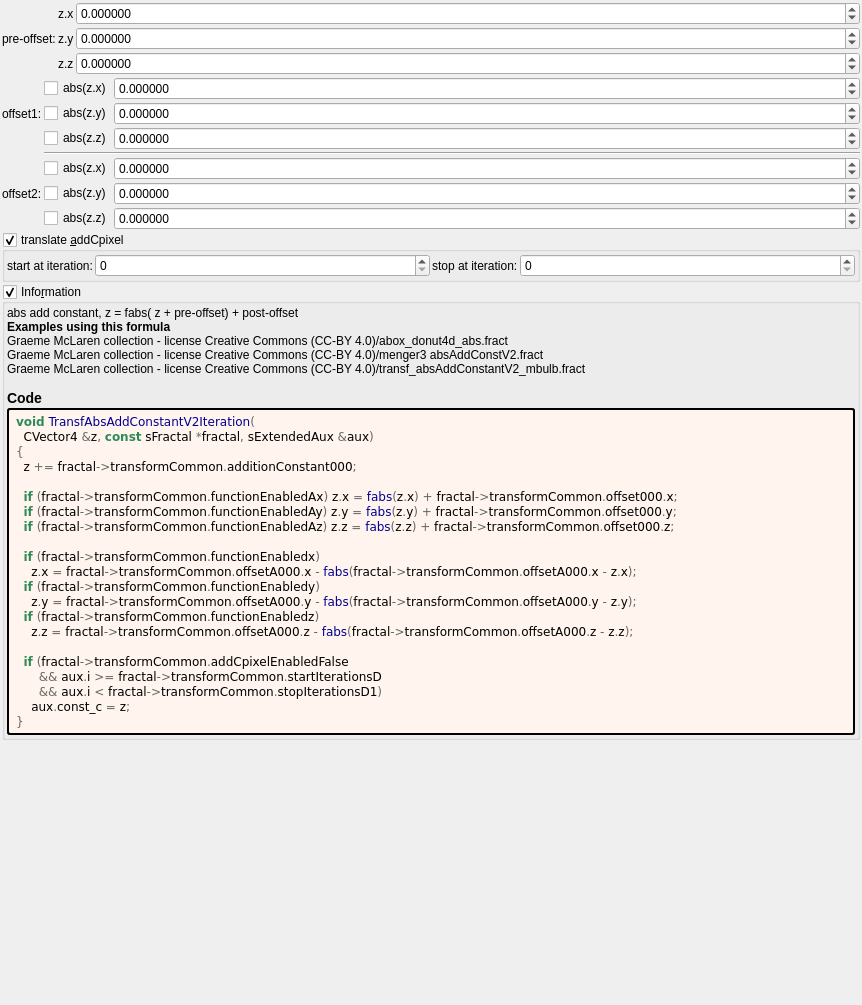
This is mandelbulber2/deploy/share/mandelbulber2/formula/ui/transf_abs_add_constant_v2.ui in irinox-ctrl/mandelbulber2 as Qt 5 draws it before an edit. The edited form follows.
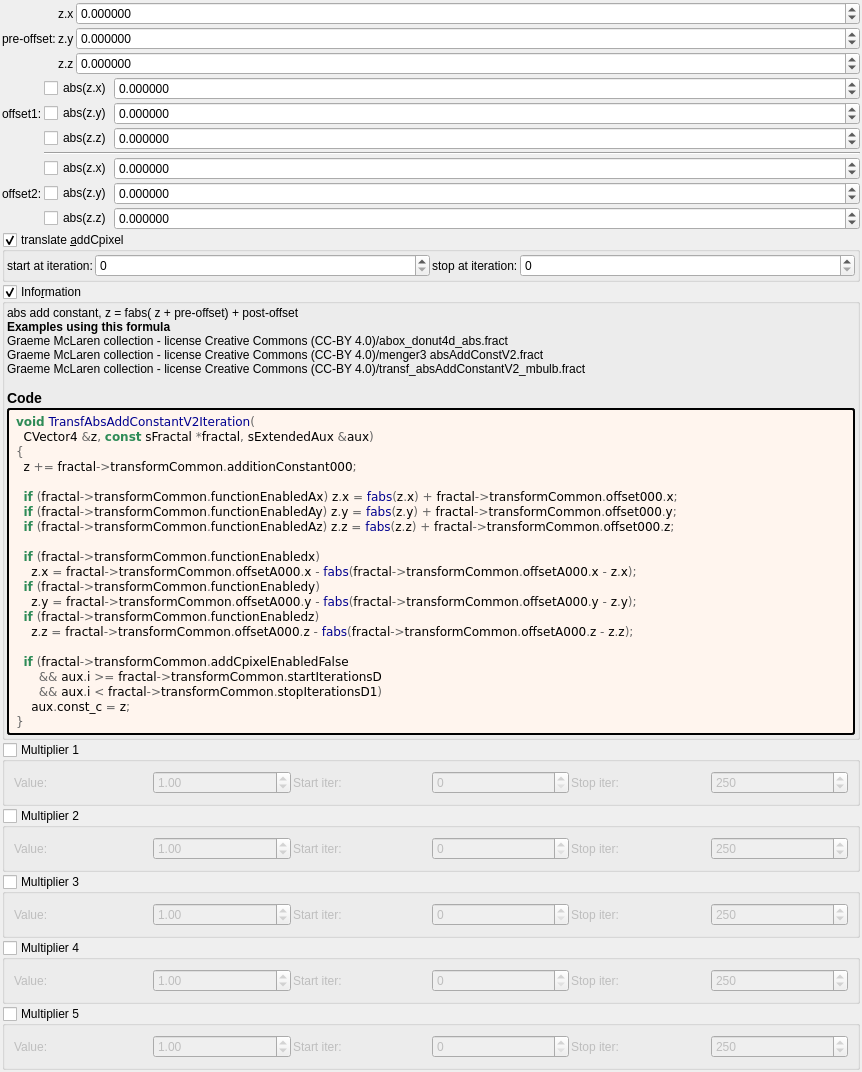
This is the edited form. Custom widgets are drawn as their Qt base class.

Commit message:
feat: add 5 general-purpose multipliers to all 1007 fractal formulas
Each multiplier has:
- Checkbox (OFF by default)
- Value spinbox (default 1.0, range -100 to 100)
- Iteration start/stop range

Logic: z *= value; DE *= |value|;

Uses existing transformCommon parameters:
- Checkboxes: functionEnabledBx/By/Bz/Bw/CzFalse
- Values: scale4/5/6/8/16
- Ranges: startIterationsB-F/stopIterationsB-F

Modified 1007 .cpp (CPU), 1006 .cl (GPU), 1023 .ui files.
Both source (formula/) and deploy (deploy/share/) copies updated.

```diff
--- a/mandelbulber2/deploy/share/mandelbulber2/formula/ui/transf_abs_add_constant_v2.ui
+++ b/mandelbulber2/deploy/share/mandelbulber2/formula/ui/transf_abs_add_constant_v2.ui
@@ -544,6 +544,192 @@
      </layout>
     </widget>
    </item>
+   <item>
+    <widget class="MyGroupBox" name="groupCheck_transf_function_enabledBx_false">
+     <property name="title"><string>Multiplier 1</string></property>
+     <property name="checkable"><bool>true</bool></property>
+     <property name="checked"><bool>false</bool></property>
+     <layout class="QGridLayout" name="gridLayout_mult1">
+      <property name="spacing"><number>2</number></property>
+      <item row="0" column="0">
+       <widget class="QLabel"><property name="text"><string>Value:</string></property></widget>
+      </item>
+      <item row="0" column="1">
+       <widget class="MyDoubleSpinBox" name="spinbox_transf_scale_4">
+        <property name="minimum"><double>-100.0</double></property><property name="maximum"><double>100.0</double></property>
+        <property name="singleStep"><double>0.01</double></property><property name="value"><double>1.0</double></property>
+       </widget>
+      </item>
+      <item row="0" column="2">
+       <widget class="QLabel"><property name="text"><string>Start iter:</string></property></widget>
+      </item>
+      <item row="0" column="3">
+       <widget class="MySpinBox" name="spinboxInt_transf_start_iterations_B">
+        <property name="minimum"><number>0</number></property><property name="maximum"><number>10000</number></property>
+        <property name="value"><number>0</number></property>
+       </widget>
+      </item>
+      <item row="0" column="4">
+       <widget class="QLabel"><property name="text"><string>Stop iter:</string></property></widget>
+      </item>
+      <item row="0" column="5">
+       <widget class="MySpinBox" name="spinboxInt_transf_stop_iterations_B">
+        <property name="minimum"><number>0</number></property><property name="maximum"><number>10000</number></property>
+        <property name="value"><number>250</number></property>
+       </widget>
+      </item>
+     </layout>
+    </widget>
+   </item>
+   <item>
+    <widget class="MyGroupBox" name="groupCheck_transf_function_enabledBy_false">
+     <property name="title"><string>Multiplier 2</string></property>
+     <property name="checkable"><bool>true</bool></property>
+     <property name="checked"><bool>false</bool></property>
+     <layout class="QGridLayout" name="gridLayout_mult2">
+      <property name="spacing"><number>2</number></property>
+      <item row="0" column="0">
+       <widget class="QLabel"><property name="text"><string>Value:</string></property></widget>
+      </item>
+      <item row="0" column="1">
+       <widget class="MyDoubleSpinBox" name="spinbox_transf_scale_5">
+        <property name="minimum"><double>-100.0</double></property><property name="maximum"><double>100.0</double></property>
+        <property name="singleStep"><double>0.01</double></property><property name="value"><double>1.0</double></property>
+       </widget>
+      </item>
+      <item row="0" column="2">
+       <widget class="QLabel"><property name="text"><string>Start iter:</string></property></widget>
+      </item>
+      <item row="0" column="3">
+       <widget class="MySpinBox" name="spinboxInt_transf_start_iterations_C">
+        <property name="minimum"><number>0</number></property><property name="maximum"><number>10000</number></property>
+        <property name="value"><number>0</number></property>
+       </widget>
+      </item>
+      <item row="0" column="4">
+       <widget class="QLabel"><property name="text"><string>Stop iter:</string></property></widget>
+      </item>
+      <item row="0" column="5">
+       <widget class="MySpinBox" name="spinboxInt_transf_stop_iterations_C">
+        <property name="minimum"><number>0</number></property><property name="maximum"><number>10000</number></property>
+        <property name="value"><number>250</number></property>
+       </widget>
+      </item>
+     </layout>
+    </widget>
+   </item>
+   <item>
+    <widget class="MyGroupBox" name="groupCheck_transf_function_enabledBz_false">
+     <property name="title"><string>Multiplier 3</string></property>
+     <property name="checkable"><bool>true</bool></property>
+     <property name="checked"><bool>false</bool></property>
+     <layout class="QGridLayout" name="gridLayout_mult3">
+      <property name="spacing"><number>2</number></property>
+      <item row="0" column="0">
+       <widget class="QLabel"><property name="text"><string>Value:</string></property></widget>
+      </item>
+      <item row="0" column="1">
+       <widget class="MyDoubleSpinBox" name="spinbox_transf_scale_6">
+        <property name="minimum"><double>-100.0</double></property><property name="maximum"><double>100.0</double></property>
+        <property name="singleStep"><double>0.01</double></property><property name="value"><double>1.0</double></property>
+       </widget>
+      </item>
+      <item row="0" column="2">
+       <widget class="QLabel"><property name="text"><string>Start iter:</string></property></widget>
+      </item>
+      <item row="0" column="3">
+       <widget class="MySpinBox" name="spinboxInt_transf_start_iterations_D">
+        <property name="minimum"><number>0</number></property><property name="maximum"><number>10000</number></property>
+        <property name="value"><number>0</number></property>
+       </widget>
+      </item>
+      <item row="0" column="4">
+       <widget class="QLabel"><property name="text"><string>Stop iter:</string></property></widget>
+      </item>
+      <item row="0" column="5">
+       <widget class="MySpinBox" name="spinboxInt_transf_stop_iterations_D">
+        <property name="minimum"><number>0</number></property><property name="maximum"><number>10000</number></property>
+        <property name="value"><number>250</number></property>
+       </widget>
+      </item>
+     </layout>
+    </widget>
+   </item>
+   <item>
+    <widget class="MyGroupBox" name="groupCheck_transf_function_enabledBw_false">
+     <property name="title"><string>Multiplier 4</string></property>
+     <property name="checkable"><bool>true</bool></property>
+     <property name="checked"><bool>false</bool></property>
+     <layout class="QGridLayout" name="gridLayout_mult4">
+      <property name="spacing"><number>2</number></property>
+      <item row="0" column="0">
+       <widget class="QLabel"><property name="text"><string>Value:</string></property></widget>
+      </item>
+      <item row="0" column="1">
+       <widget class="MyDoubleSpinBox" name="spinbox_transf_scale_8">
+        <property name="minimum"><double>-100.0</double></property><property name="maximum"><double>100.0</double></property>
+        <property name="singleStep"><double>0.01</double></property><property name="value"><double>1.0</double></property>
+       </widget>
+      </item>
+      <item row="0" column="2">
+       <widget class="QLabel"><property name="text"><string>Start iter:</string></property></widget>
+      </item>
+      <item row="0" column="3">
+       <widget class="MySpinBox" name="spinboxInt_transf_start_iterations_E">
+        <property name="minimum"><number>0</number></property><property name="maximum"><number>10000</number></property>
+        <property name="value"><number>0</number></property>
+       </widget>
+      </item>
+      <item row="0" column="4">
+       <widget class="QLabel"><property name="text"><string>Stop iter:</string></property></widget>
+      </item>
+      <item row="0" column="5">
+       <widget class="MySpinBox" name="spinboxInt_transf_stop_iterations_E">
+        <property name="minimum"><number>0</number></property><property name="maximum"><number>10000</number></property>
+        <property name="value"><number>250</number></property>
+       </widget>
+      </item>
+     </layout>
+    </widget>
+   </item>
+   <item>
+    <widget class="MyGroupBox" name="groupCheck_transf_function_enabledCz_false">
+     <property name="title"><string>Multiplier 5</string></property>
+     <property name="checkable"><bool>true</bool></property>
+     <property name="checked"><bool>false</bool></property>
+     <layout class="QGridLayout" name="gridLayout_mult5">
+      <property name="spacing"><number>2</number></property>
+      <item row="0" column="0">
+       <widget class="QLabel"><property name="text"><string>Value:</string></property></widget>
+      </item>
+      <item row="0" column="1">
+       <widget class="MyDoubleSpinBox" name="spinbox_transf_scale_16">
+        <property name="minimum"><double>-100.0</double></property><property name="maximum"><double>100.0</double></property>
+        <property name="singleStep"><double>0.01</double></property><property name="value"><double>1.0</double></property>
+       </widget>
+      </item>
+      <item row="0" column="2">
+       <widget class="QLabel"><property name="text"><string>Start iter:</string></property></widget>
+      </item>
+      <item row="0" column="3">
+       <widget class="MySpinBox" name="spinboxInt_transf_start_iterations_F">
+        <property name="minimum"><number>0</number></property><property name="maximum"><number>10000</number></property>
+        <property name="value"><number>0</number></property>
+       </widget>
+      </item>
+      <item row="0" column="4">
+       <widget class="QLabel"><property name="text"><string>Stop iter:</string></property></widget>
+      </item>
+      <item row="0" column="5">
+       <widget class="MySpinBox" name="spinboxInt_transf_stop_iterations_F">
+        <property name="minimum"><number>0</number></property><property name="maximum"><number>10000</number></property>
+        <property name="value"><number>250</number></property>
+       </widget>
+      </item>
+     </layout>
+    </widget>
+   </item>
+
    <item>
     <spacer name="verticalSpacer">
      <property name="orientation">
```
The commit also changes 3972 other files.
